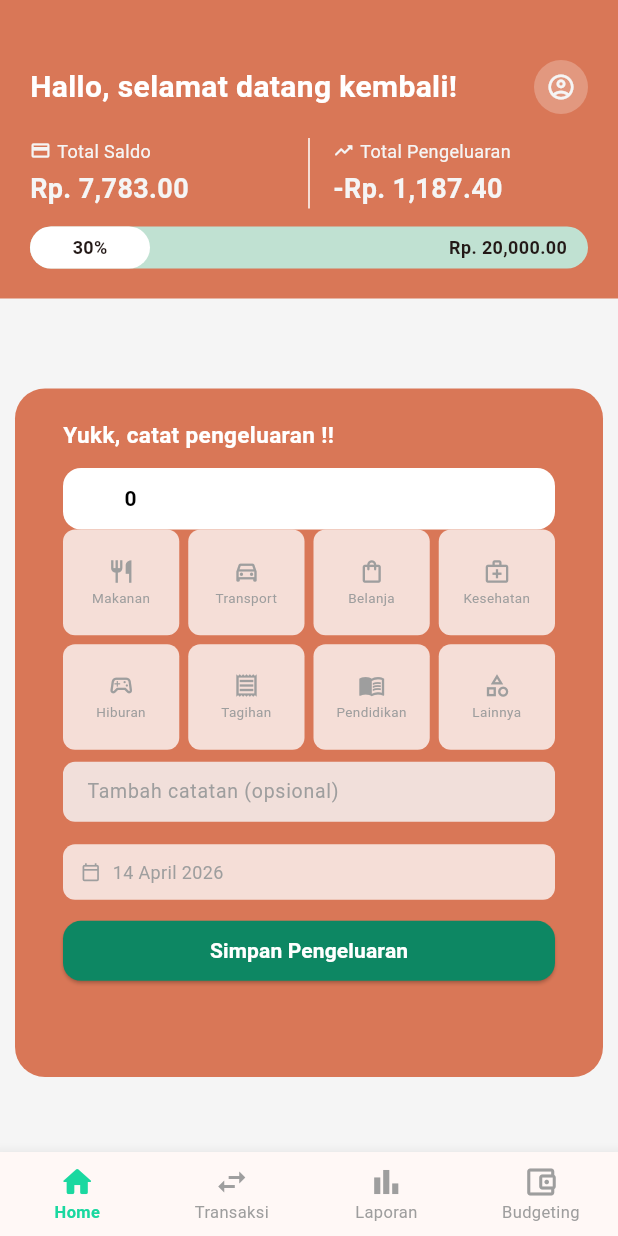
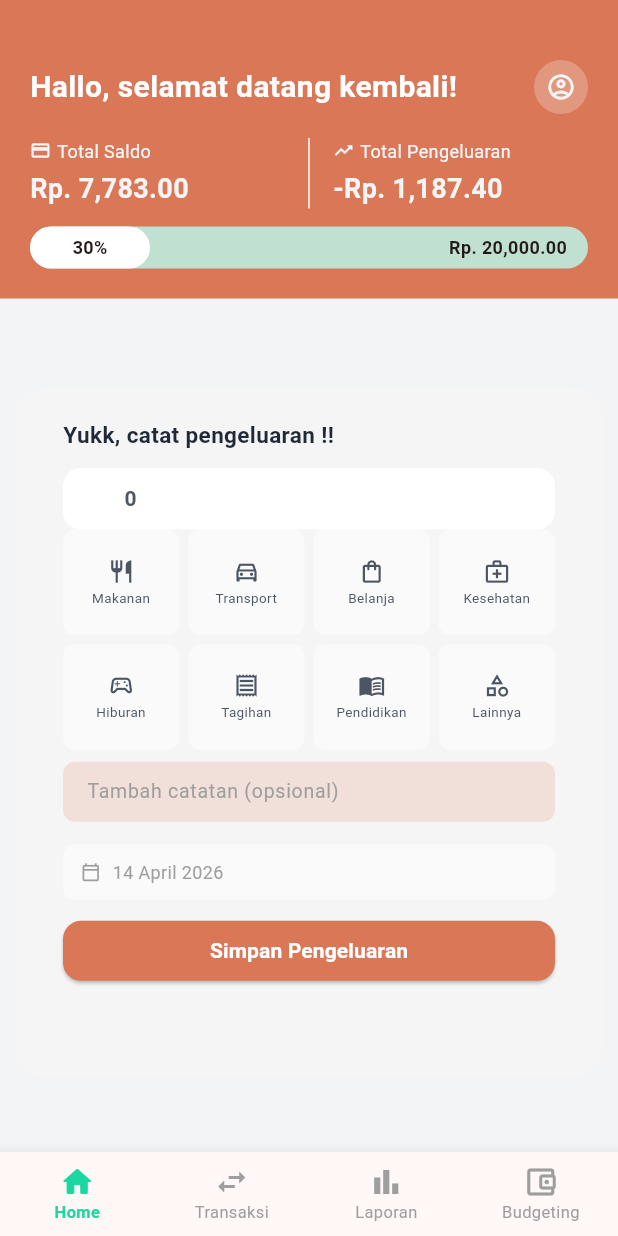
Before and after one commit to Endraagustino22/pencatatan-keuangan-app, a Flutter app: the screen it shows after launch, on a phone screen of 412 x 824 dp. Run offline on Flutter 3.47's test engine with Material 3 defaults, Android fonts, the light colour scheme and no system bars.

Commit message:
feat: update theme colors in InputPengeluaranWidget dan main.dart

```diff
--- a/lib/main.dart
+++ b/lib/main.dart
@@ -19,7 +19,7 @@ class MyApp extends StatelessWidget {
       title: 'Flutter Demo',
       theme: ThemeData(
         colorScheme: ColorScheme.fromSeed(seedColor: const Color(0xFFD97757)),
-        scaffoldBackgroundColor: const Color(0xFFF5F5F5),
+        scaffoldBackgroundColor: const Color(0xFFF3F4F6),
       ),
       home: const MainScreen( dashboardScreen: DashboardScreen()),
     );
--- a/lib/screen/dashboard/widgets/input_pengeluaran.dart
+++ b/lib/screen/dashboard/widgets/input_pengeluaran.dart
@@ -73,7 +73,7 @@ class _InputPengeluaranWidgetState extends State<InputPengeluaranWidget> {
       child: Container(
         width: double.infinity,
         decoration: BoxDecoration(
-          color: const Color(0xFFD97757),
+          color: Color(0xFFF5F5F5),
           borderRadius: const BorderRadius.all(Radius.circular(20)),
         ),
         margin: const EdgeInsets.symmetric(horizontal: 10, vertical: 50),
@@ -96,7 +96,7 @@ class _InputPengeluaranWidgetState extends State<InputPengeluaranWidget> {
                         'Yukk, catat pengeluaran !!',
                         style: TextStyle(
                           fontSize: 15,
-                          color: Colors.white,
+                          color: const Color(0xFF1F2937),
                           fontWeight: FontWeight.w600,
                         ),
                       ),
@@ -109,20 +109,20 @@ class _InputPengeluaranWidgetState extends State<InputPengeluaranWidget> {
                       style: const TextStyle(
                         fontSize: 14,
                         fontWeight: FontWeight.w600,
-                        color: Colors.black,
+                        color: Color(0xFF4B5563),
                       ),
                       decoration: InputDecoration(
                         prefixText: 'Rp  ',
                         prefixStyle: const TextStyle(
                           fontSize: 14,
                           fontWeight: FontWeight.w600,
-                          color: Colors.black,
+                          color: Color(0xFF4B5563),
                         ),
                         hintText: '0',
                         hintStyle: const TextStyle(
                           fontSize: 14,
                           fontWeight: FontWeight.w600,
-                          color: Colors.black,
+                          color: Color(0xFF4B5563),
                         ),
                         filled: true,
                         fillColor: Colors.white,
@@ -159,14 +159,13 @@ class _InputPengeluaranWidgetState extends State<InputPengeluaranWidget> {
                           child: Container(
                             decoration: BoxDecoration(
                               color: isActive
-                                  ? const Color(0xFFE1F5EE)
-                                  : Theme.of(
-                                      context,
-                                    ).colorScheme.surfaceVariant,
+                                  // ignore: deprecated_member_use
+                                  ? const Color(0xFFD97757).withOpacity(0.2)
+                                  : const Color(0xFFFAFAFA),
                               borderRadius: BorderRadius.circular(8),
                               border: Border.all(
                                 color: isActive
-                                    ? const Color(0xFF1AD8A0)
+                                    ? const Color(0xFFD97757)
                                     : Colors.transparent,
                                 width: 1.5,
                               ),
@@ -177,8 +176,8 @@ class _InputPengeluaranWidgetState extends State<InputPengeluaranWidget> {
                                 Icon(
                                   _kategoriList[i]['icon'] as IconData,
                                   color: isActive
-                                      ? const Color(0xFF0F6E56)
-                                      : Colors.grey,
+                                      ? const Color(0xFFD97757)
+                                      : const Color(0xFF4B5563),
                                   size: 18,
                                 ),
                                 const SizedBox(height: 2),
@@ -187,8 +186,8 @@ class _InputPengeluaranWidgetState extends State<InputPengeluaranWidget> {
                                   style: TextStyle(
                                     fontSize: 9,
                                     color: isActive
-                                        ? const Color(0xFF0F6E56)
-                                        : Colors.grey,
+                                        ? const Color(0xFFD97757)
+                                        : const Color(0xFF4B5563),
                                   ),
                                   textAlign: TextAlign.center,
                                 ),
@@ -243,7 +242,7 @@ class _InputPengeluaranWidgetState extends State<InputPengeluaranWidget> {
                       vertical: 10,
                     ),
                     decoration: BoxDecoration(
-                      color: Theme.of(context).colorScheme.surfaceVariant,
+                      color: const Color(0xFFFAFAFA),
                       borderRadius: BorderRadius.circular(8),
                     ),
                     child: Row(
@@ -279,8 +278,8 @@ class _InputPengeluaranWidgetState extends State<InputPengeluaranWidget> {
                 child: ElevatedButton(
                   onPressed: _simpan,
                   style: ElevatedButton.styleFrom(
-                    backgroundColor: const Color.fromARGB(255, 13, 135, 99),
-                    foregroundColor: const Color(0xFF0A3D2E),
+                    backgroundColor: const Color(0xFFD97757),
+                    foregroundColor: Colors.white,
                     padding: const EdgeInsets.symmetric(vertical: 10),
                     shape: RoundedRectangleBorder(
                       borderRadius: BorderRadius.circular(12),
```
Also changed, not shown: 1 other file.
